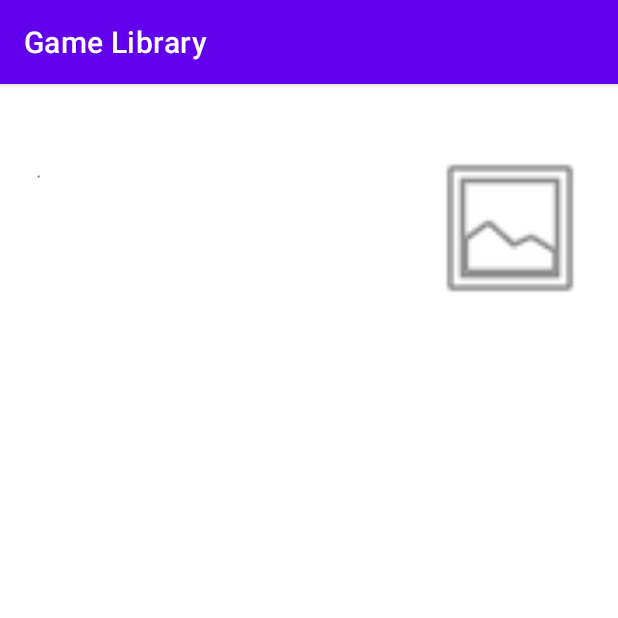
After one commit to jwesgore/gamelibrary, an Android app: the fragment gameDetails placed in its activity, on a phone screen of 412 x 824 dp, the top half of it. The commit adds this screen. Run offline under Robolectric (Android 15) with nearby library versions, the phone set to English and light mode, and no system bars; our stand-ins replace Firebase (no records; nobody signed in at launch, a user with empty details on screens opened directly); 3 statements that could not run were skipped.

Commit message:
add game details fragment rearrange recycler view holder

```diff
--- a/app/src/main/java/com/example/gamelibrary/app/appComm.kt
+++ b/app/src/main/java/com/example/gamelibrary/app/appComm.kt
@@ -1,7 +1,8 @@
 package com.example.gamelibrary.app
 
 interface appComm {
-    fun UpdateRecycler(): Unit
+    fun UpdateRecycler(data : ArrayList<GameFile>): Unit
     fun gotoAddGame(): Unit
     fun addGameFile(game: GameFile): Unit
+    fun onItemClick(position: Int) : Unit
 }
--- /dev/null
+++ b/app/src/main/java/com/example/gamelibrary/app/gameDetails.kt
@@ -0,0 +1,86 @@
+package com.example.gamelibrary.app
+
+import android.os.Bundle
+import androidx.fragment.app.Fragment
+import android.view.LayoutInflater
+import android.view.View
+import android.view.ViewGroup
+import android.widget.ImageView
+import android.widget.TextView
+import com.example.gamelibrary.R
+import com.google.android.material.chip.Chip
+import com.google.android.material.chip.ChipGroup
+
+// TODO: Rename parameter arguments, choose names that match
+// the fragment initialization parameters, e.g. ARG_ITEM_NUMBER
+private const val ARG_PARAM1 = "game"
+
+/**
+ * A simple [Fragment] subclass.
+ * Use the [gameDetails.newInstance] factory method to
+ * create an instance of this fragment.
+ */
+class gameDetails : Fragment() {
+    // TODO: Rename and change types of parameters
+    private var game: GameFile? = null
+
+    override fun onCreate(savedInstanceState: Bundle?) {
+        super.onCreate(savedInstanceState)
+        arguments?.let {
+            game = it.getSerializable(ARG_PARAM1) as GameFile
+        }
+    }
+
+    override fun onCreateView(
+        inflater: LayoutInflater, container: ViewGroup?,
+        savedInstanceState: Bundle?
+    ): View? {
+        // Inflate the layout for this fragment
+        val view : View = inflater.inflate(R.layout.fragment_game_details, container, false)
+
+        val title     : TextView  = view.findViewById(R.id.Details_textViewTitle)
+        val year      : TextView  = view.findViewById(R.id.Details_textViewYear)
+        val platform  : TextView  = view.findViewById(R.id.Details_textViewPlatform)
+        val image     : ImageView = view.findViewById(R.id.Details_imageView)
+        val chipGroup : ChipGroup = view.findViewById(R.id.Details_chipGroup)
+
+        title.text    = game?.title
+        year.text     = game?.year
+        platform.text = game?.platform
+
+        getChips(chipGroup)
+
+        return view
+    }
+
+    private fun getChips(chipGroup: ChipGroup) {
+        val attributes = game?.attributes
+
+        for (key in attributes?.keys!!) {
+            if (attributes[key] == true) {
+                val chip = Chip(chipGroup.context)
+                chip.text = key
+                chipGroup.addView(chip)
+            }
+        }
+    }
+
+    companion object {
+        /**
+         * Use this factory method to create a new instance of
+         * this fragment using the provided parameters.
+         *
+         * @param param1 Parameter 1.
+         * @param param2 Parameter 2.
+         * @return A new instance of fragment gameDetails.
+         */
+        // TODO: Rename and change types and number of parameters
+        @JvmStatic
+        fun newInstance(param1: String, param2: String) =
+            gameDetails().apply {
+                arguments = Bundle().apply {
+                    putString(ARG_PARAM1, param1)
+                }
+            }
+    }
+}
--- a/app/src/main/java/com/example/gamelibrary/app/home.kt
+++ b/app/src/main/java/com/example/gamelibrary/app/home.kt
@@ -58,10 +58,13 @@ class home : Fragment() {
         var data : ArrayList<GameFile> = ArrayList()
         var recyclerAdapter = recyclerAdapter(data)
 
+        recyclerAdapter.setOnItemClick(appComm)
+
         recyclerView.apply {
             layoutManager = LinearLayoutManager(context)
             adapter = recyclerAdapter
         }
+
 
         getData(data, appComm)
 
@@ -75,10 +78,11 @@ class home : Fragment() {
                 for (snapshot in DocumentSnapshot) {
                     Log.d(TAG, snapshot.toString())
                     val gameFile = GameFile(snapshot["title"].toString(), snapshot["year"].toString())
-                    gameFile.platform = snapshot["platform"].toString()
+                    gameFile.platform    = snapshot["platform"].toString()
+                    gameFile.platformAbv = snapshot["platformAbv"].toString()
                     data.add(gameFile)
                 }
-            appComm.UpdateRecycler()
+            appComm.UpdateRecycler(data)
         }
     }
 
--- a/app/src/main/java/com/example/gamelibrary/app/recyclerAdapter.kt
+++ b/app/src/main/java/com/example/gamelibrary/app/recyclerAdapter.kt
@@ -8,10 +8,17 @@ import android.widget.TextView
 import androidx.recyclerview.widget.RecyclerView
 import com.example.gamelibrary.R
 
-class recyclerAdapter(private val data : ArrayList<GameFile>) :  RecyclerView.Adapter<recyclerAdapter.ViewHolder>() {
+class recyclerAdapter(private val data : ArrayList<GameFile>) :
+    RecyclerView.Adapter<recyclerAdapter.ViewHolder>() {
+
+    private lateinit var appComm: appComm
+
+    fun setOnItemClick(listener : appComm) {
+        appComm = listener
+    }
 
     // build abstract holder
-    class ViewHolder(view: View) : RecyclerView.ViewHolder(view) {
+    class ViewHolder(view: View, listener: appComm) : RecyclerView.ViewHolder(view) {
 
         // fill holder with references to views
         val title    : TextView
@@ -25,12 +32,17 @@ class recyclerAdapter(private val data : ArrayList<GameFile>) :  RecyclerView.Ad
             year     = view.findViewById(R.id.List_textViewYear)
             platform = view.findViewById(R.id.List_textViewPlatform)
             image    = view.findViewById(R.id.List_imageView)
+
+            view.setOnClickListener {
+                listener.onItemClick(adapterPosition)
+            }
         }
+
     }
 
     override fun onCreateViewHolder(parent: ViewGroup, viewType: Int): ViewHolder {
         val view = LayoutInflater.from(parent.context).inflate(R.layout.recycler_list, parent, false)
-        return ViewHolder(view)
+        return ViewHolder(view, appComm)
     }
 
     // populate holder with values
@@ -39,7 +51,7 @@ class recyclerAdapter(private val data : ArrayList<GameFile>) :  RecyclerView.Ad
 
         holder.title.text    = game.title
         holder.year.text     = game.year
-        holder.platform.text = game.platform
+        holder.platform.text = game.platformAbv
         //holder.platform.text = game.platform
 
     }
--- /dev/null
+++ b/app/src/main/res/layout/fragment_game_details.xml
@@ -0,0 +1,85 @@
+<?xml version="1.0" encoding="utf-8"?>
+<androidx.constraintlayout.widget.ConstraintLayout xmlns:android="http://schemas.android.com/apk/res/android"
+    xmlns:app="http://schemas.android.com/apk/res-auto"
+    xmlns:tools="http://schemas.android.com/tools"
+    android:id="@+id/frameLayout2"
+    android:layout_width="match_parent"
+    android:layout_height="match_parent"
+    tools:context=".app.gameDetails">
+
+    <ImageView
+        android:id="@+id/Details_imageView"
+        android:layout_width="0dp"
+        android:layout_height="0dp"
+        android:layout_margin="16dp"
+        android:src="@android:drawable/ic_menu_gallery"
+        app:layout_constraintBottom_toTopOf="@+id/guideline4"
+        app:layout_constraintEnd_toEndOf="parent"
+        app:layout_constraintStart_toStartOf="@+id/guideline3"
+        app:layout_constraintTop_toTopOf="parent" />
+
+    <androidx.constraintlayout.widget.Guideline
+        android:id="@+id/guideline3"
+        android:layout_width="wrap_content"
+        android:layout_height="wrap_content"
+        android:orientation="vertical"
+        app:layout_constraintGuide_percent="0.65" />
+
+    <androidx.constraintlayout.widget.Guideline
+        android:id="@+id/guideline4"
+        android:layout_width="wrap_content"
+        android:layout_height="wrap_content"
+        android:orientation="horizontal"
+        app:layout_constraintGuide_percent="0.25" />
+
+    <TextView
+        android:id="@+id/Details_textViewYear"
+        android:layout_width="0dp"
+        android:layout_height="wrap_content"
+        android:layout_marginTop="8dp"
+        android:text="##year##"
+        app:layout_constraintStart_toStartOf="@+id/Details_textViewTitle"
+        app:layout_constraintTop_toBottomOf="@+id/Details_textViewTitle" />
+
+    <TextView
+        android:id="@+id/Details_textViewTitle"
+        android:layout_width="0dp"
+        android:layout_height="wrap_content"
+        android:layout_marginStart="16dp"
+        android:layout_marginEnd="16dp"
+        android:text="##Title##"
+        android:textSize="20sp"
+        android:textStyle="bold"
+        app:layout_constraintEnd_toStartOf="@+id/guideline3"
+        app:layout_constraintStart_toStartOf="parent"
+        app:layout_constraintTop_toTopOf="@+id/Details_imageView" />
+
+    <TextView
+        android:id="@+id/Details_textViewPlatform"
+        android:layout_width="0dp"
+        android:layout_height="wrap_content"
+        android:layout_marginStart="8dp"
+        android:text="##platform##"
+        app:layout_constraintEnd_toEndOf="@+id/Details_textViewTitle"
+        app:layout_constraintStart_toEndOf="@+id/textViewDot"
+        app:layout_constraintTop_toTopOf="@+id/Details_textViewYear" />
+
+    <TextView
+        android:id="@+id/textViewDot"
+        android:layout_width="wrap_content"
+        android:layout_height="wrap_content"
+        android:layout_marginStart="8dp"
+        android:text="·"
+        app:layout_constraintStart_toEndOf="@+id/Details_textViewYear"
+        app:layout_constraintTop_toTopOf="@+id/Details_textViewYear" />
+
+    <com.google.android.material.chip.ChipGroup
+        android:id="@+id/Details_chipGroup"
+        android:layout_width="0dp"
+        android:layout_height="wrap_content"
+        android:layout_marginTop="8dp"
+        app:layout_constraintEnd_toEndOf="@+id/Details_textViewTitle"
+        app:layout_constraintStart_toStartOf="@+id/Details_textViewTitle"
+        app:layout_constraintTop_toBottomOf="@+id/Details_textViewYear" />
+
+</androidx.constraintlayout.widget.ConstraintLayout>
```
Also changed, not shown: app/src/main/java/com/example/gamelibrary/MainActivity.kt (+21 -6 lines), app/src/main/java/com/example/gamelibrary/app/GameFile.kt (+9 -4 lines), app/src/main/java/com/example/gamelibrary/app/addGame.kt (+20 -2 lines), app/src/main/res/layout/recycler_list.xml (+7 -7 lines).
